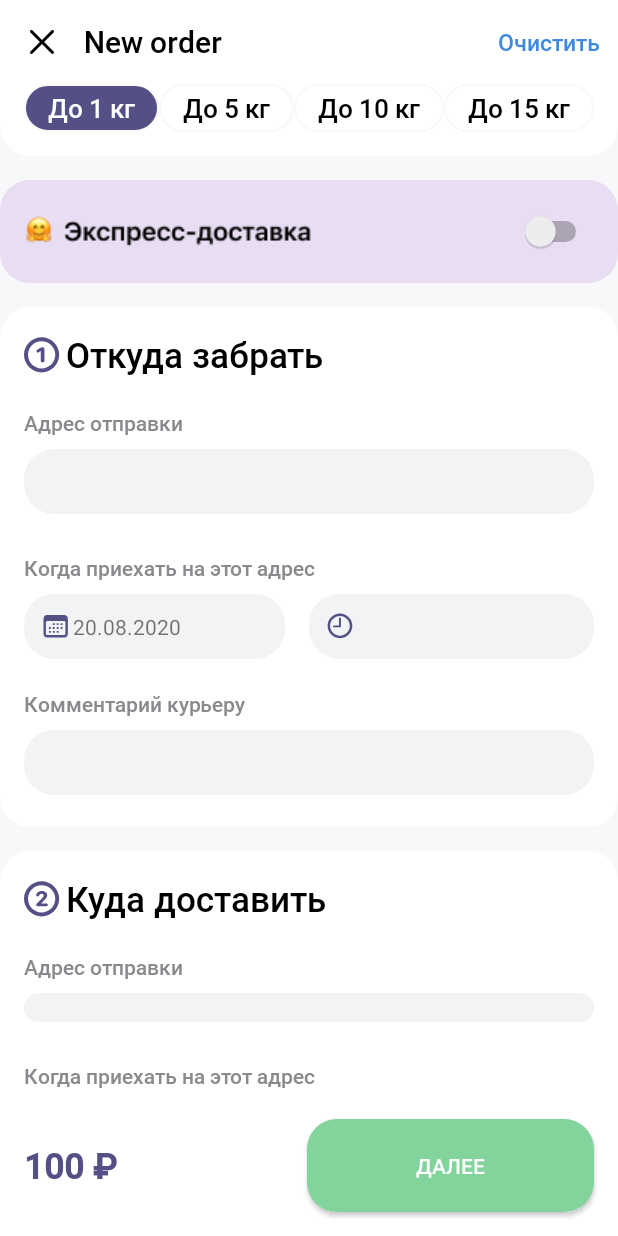
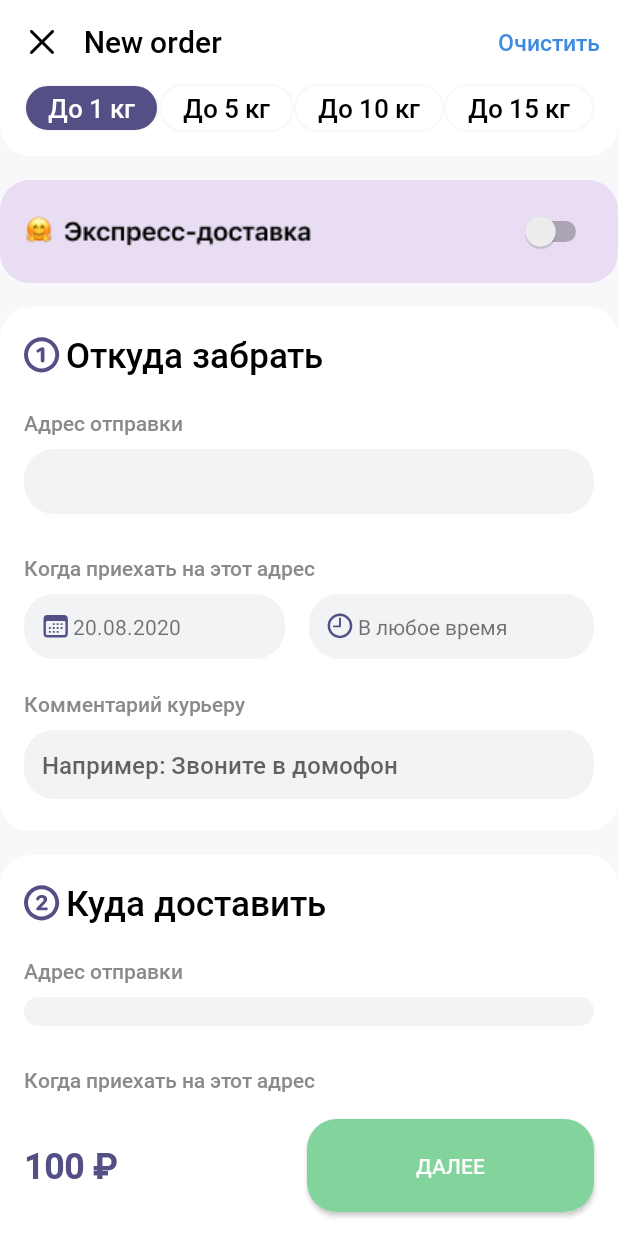
Before and after one commit to SaiLoRcast/DeliveryTestTask, an Android app: the CreateOrderFragment screen opened through its navigation route, on a phone screen of 412 x 824 dp. Run offline under Robolectric (Android 15) with nearby library versions, the phone set to English and light mode, and no system bars; our stand-ins replace navigation-ui; libraries missing offline, so code that uses them is left out: com.ethanhua.skeleton; network calls fail; pictures from the network do not load; 7 statements that could not run were skipped.

Commit message:
- commit

```diff
--- a/app/src/main/java/com/example/deliverytesttask/ui/create_order_fragment/CreateOrderFragment.kt
+++ b/app/src/main/java/com/example/deliverytesttask/ui/create_order_fragment/CreateOrderFragment.kt
@@ -23,6 +23,7 @@ import java.util.*
 
 
 class CreateOrderFragment : Fragment() {
+
     private lateinit var layoutManager: LinearLayoutManager
     private lateinit var adapter: PackageWeightsAdapter
     private var baseCost = 100
--- a/app/src/main/java/com/example/deliverytesttask/ui/main_fragment/MainFragment.kt
+++ b/app/src/main/java/com/example/deliverytesttask/ui/main_fragment/MainFragment.kt
@@ -48,6 +48,11 @@ class MainFragment : Fragment() {
                 .navigate(R.id.action_mainFragment_to_createOrderFragment,bundle)
         }
 
+        my_orders.setOnClickListener {
+            Navigation.findNavController(view)
+                .navigate(R.id.action_mainFragment_to_myOrdesrFragment)
+        }
+
         initializeViews()
 
     }
--- a/app/src/main/java/com/example/deliverytesttask/ui/my_orders/MyOrdersFragmentViewModel.kt
+++ b/app/src/main/java/com/example/deliverytesttask/ui/my_orders/MyOrdersFragmentViewModel.kt
@@ -5,7 +5,11 @@ import androidx.lifecycle.MutableLiveData
 import androidx.lifecycle.viewModelScope
 import com.example.core.domain.Order
 import com.example.core.domain.UsersData
+import com.example.core.interactors.GetMyOrders
+import com.example.core.interactors.GetUserInfo
+import com.example.core.interactors.GetUserLocation
 import com.example.deliverytesttask.framework.BaseViewModel
+import com.example.deliverytesttask.framework.ViewModelFactory
 import com.example.deliverytesttask.framework.datasource.db.Interactors
 import kotlinx.coroutines.Dispatchers
 import kotlinx.coroutines.launch
@@ -17,6 +21,7 @@ class MyOrdersFragmentViewModel(application: Application, interactors: Interacto
     val ordersList = MutableLiveData<List<Order>>()
 
     fun loadMyOrders() {
+
         viewModelScope.launch {
             withContext(Dispatchers.Default){
                 ordersList.postValue(interactors.getMyOrders())
--- a/app/src/main/res/layout/fragment_create_order.xml
+++ b/app/src/main/res/layout/fragment_create_order.xml
@@ -178,6 +178,7 @@
                         android:layout_width="match_parent"
                         android:layout_height="wrap_content"
                         android:padding="12dp"
+                        android:text=" В любое время"
                         android:layout_weight="1"
                         android:background="@drawable/background_gray"
                         android:drawableLeft="@drawable/ic_clock" />
@@ -194,11 +195,15 @@
                     android:textColor="@color/textGrayColor"
                     android:textSize="14sp" />
 
-                <TextView
+                <EditText
                     android:id="@+id/delivery_from_comment"
                     android:layout_width="match_parent"
                     android:layout_height="wrap_content"
                     android:padding="12dp"
+                    android:textSize="16sp"
+                    android:fontFamily="@font/roboto_medium"
+                    android:textColor="@color/textGrayColor"
+                    android:hint="Например: Звоните в домофон"
                     android:layout_marginLeft="16dp"
                     android:layout_marginTop="8dp"
                     android:layout_marginRight="16dp"
@@ -281,19 +286,20 @@
                         android:layout_width="match_parent"
                         android:layout_height="wrap_content"
                         android:layout_marginRight="16dp"
-                        android:padding="12dp"
                         android:layout_weight="1"
                         android:background="@drawable/background_gray"
-                        android:drawableLeft="@drawable/ic_calendar" />
+                        android:drawableLeft="@drawable/ic_calendar"
+                        android:padding="12dp" />
 
                     <TextView
                         android:id="@+id/delivery_to_time"
                         android:layout_width="match_parent"
                         android:layout_height="wrap_content"
-                        android:padding="12dp"
+                        android:text=" В любое время"
                         android:layout_weight="1"
                         android:background="@drawable/background_gray"
-                        android:drawableLeft="@drawable/ic_clock" />
+                        android:drawableLeft="@drawable/ic_clock"
+                        android:padding="12dp" />
 
                 </LinearLayout>
 
@@ -307,10 +313,15 @@
                     android:textColor="@color/textGrayColor"
                     android:textSize="14sp" />
 
-                <TextView
+                <EditText
                     android:id="@+id/delivery_to_comment"
                     android:layout_width="match_parent"
                     android:layout_height="wrap_content"
+                    android:padding="12dp"
+                    android:textSize="16sp"
+                    android:fontFamily="@font/roboto_medium"
+                    android:textColor="@color/textGrayColor"
+                    android:hint="Например: Звоните в домофон"
                     android:layout_marginLeft="16dp"
                     android:layout_marginTop="8dp"
                     android:layout_marginRight="16dp"
--- a/app/src/main/res/navigation/nav_graph.xml
+++ b/app/src/main/res/navigation/nav_graph.xml
@@ -12,6 +12,9 @@
         <action
             android:id="@+id/action_mainFragment_to_createOrderFragment"
             app:destination="@id/createOrderFragment" />
+        <action
+            android:id="@+id/action_mainFragment_to_myOrdesrFragment"
+            app:destination="@id/myOrdersFragment" />
     </fragment>
 
     <fragment
@@ -33,5 +36,20 @@
         <action
             android:id="@+id/action_confirmOrder_to_createOrderFragment"
             app:destination="@id/createOrderFragment" />
+        <action
+            android:id="@+id/action_confirmOrder_to_myOrdersFragment"
+            app:destination="@id/myOrdersFragment" />
+    </fragment>
+
+    <fragment
+        android:id="@+id/myOrdersFragment"
+        android:name="com.example.deliverytesttask.ui.my_orders.MyOrdersFragment"
+        tools:layout="@layout/fragment_my_orders">
+        <action
+            android:id="@+id/action_myOrdersFragment_to_mainFragment"
+            app:destination="@id/mainFragment" />
+<!--        <action-->
+<!--            android:id="@+id/action_confirmOrder_to_createOrderFragment"-->
+<!--            app:destination="@id/createOrderFragment" />-->
     </fragment>
 </navigation>
--- a/core/src/main/java/com/example/core/data/UserRepository.kt
+++ b/core/src/main/java/com/example/core/data/UserRepository.kt
@@ -57,4 +57,8 @@ class UserRepository(
         return myOrdersList
     }
 
+    suspend fun saveMyOrders(orders: List<Order>)  {
+        localDataSource.saveMyOrder(orders)
+    }
+
 }
```
Also changed, not shown: app/src/main/java/com/example/deliverytesttask/adapders/MyOrdersAdapter.kt (added, +38 -0 lines), app/src/main/java/com/example/deliverytesttask/ui/confirm_order_fragment/ConfirmOrderFragment.kt (+31 -18 lines), app/src/main/java/com/example/deliverytesttask/ui/confirm_order_fragment/ConfirmOrderFragmentViewModel.kt (+36 -8 lines), app/src/main/java/com/example/deliverytesttask/ui/my_orders/MyOrdersFragment.kt (+21 -5 lines), app/src/main/res/layout/fragment_my_orders.xml (+40 -3 lines), app/src/main/res/layout/item_my_order.xml (added, +72 -0 lines).
